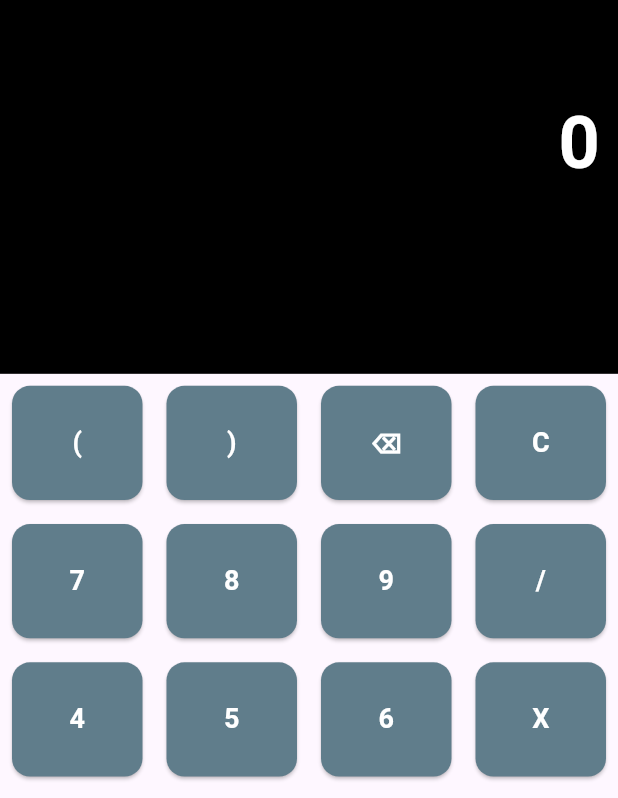
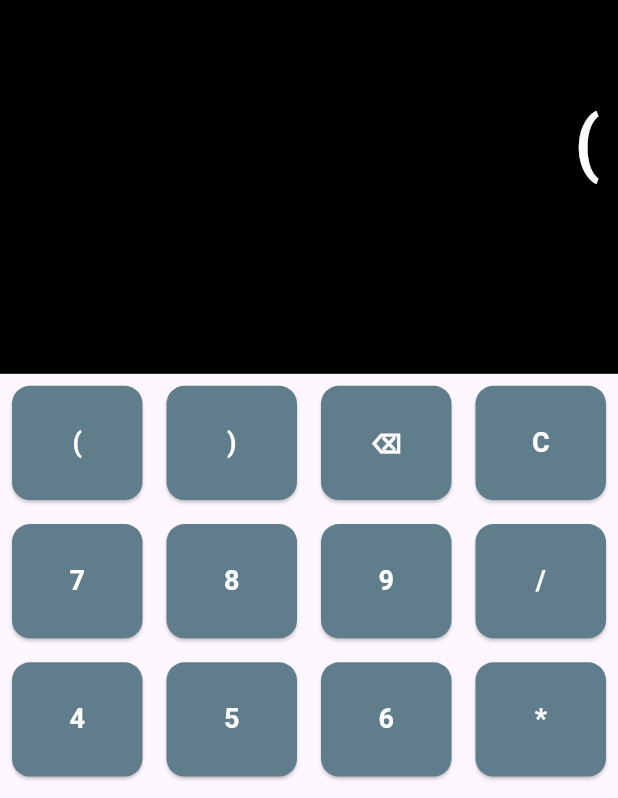
Before and after one commit to sadaquat2305/simple_calculator, a Flutter app: the screen it shows after launch, after a tap on an icon or button, on a phone screen of 412 x 824 dp. Shown: the part 171-969 px from the top of the screen. Run offline on Flutter 3.47's test engine with Material 3 defaults, Android fonts, the phone set to English and light mode, and no system bars; our stand-ins replace bloc, flutter_bloc, math_expressions; missing offline and left inert: dart:html.

Commit message:
functionality implemented

```diff
--- a/lib/presentation/widgets/calculator_button_grid.dart
+++ b/lib/presentation/widgets/calculator_button_grid.dart
@@ -1,3 +1,5 @@
+import 'dart:html';
+
 import 'package:flutter/material.dart';
 import 'package:flutter_bloc/flutter_bloc.dart';
 
@@ -25,7 +27,15 @@ class CalculatorButton extends StatelessWidget {
                         12)) // Use CircleBorder for circular shape
                 ),
             onPressed: () {
-              // Handle button press
+              if (label == 'C') {
+                context.read<CalculatorBloc>().add(ClearAllEvent());
+              } else if (label == '⌫') {
+                context.read<CalculatorBloc>().add(BackSpaceEvent());
+              } else if (label == '=') {
+                context.read<CalculatorBloc>().add(EqualOperation());
+              } else {
+                context.read<CalculatorBloc>().add(AppendCharacterEvent(label));
+              }
             },
             child: Text(
               label,
--- a/lib/presentation/widgets/calculator_display.dart
+++ b/lib/presentation/widgets/calculator_display.dart
@@ -18,7 +18,7 @@ class CalculatorDisplay extends StatelessWidget {
         padding: EdgeInsets.symmetric(horizontal: 12, vertical: 24),
         child: Text(
           displayText,
-          style: TextStyle(
+          style: const TextStyle(
             color: Colors.white,
             fontSize: 48,
             fontWeight: FontWeight.bold,
--- a/lib/presentation/widgets/calculator_keyboard.dart
+++ b/lib/presentation/widgets/calculator_keyboard.dart
@@ -11,9 +11,11 @@ class CalculatorKeyboar extends StatelessWidget {
         children: [
           Expanded(
               child: Container(
-            child: Row(
+            child: const Row(
               children: [
-                CalculatorButton(label: '('),
+                CalculatorButton(
+                  label: '(',
+                ),
                 CalculatorButton(label: ')'),
                 CalculatorButton(label: '⌫'),
                 CalculatorButton(label: 'C')
@@ -22,7 +24,7 @@ class CalculatorKeyboar extends StatelessWidget {
           )),
           Expanded(
               child: Container(
-            child: Row(
+            child: const Row(
               children: [
                 CalculatorButton(label: '7'),
                 CalculatorButton(label: '8'),
@@ -33,18 +35,18 @@ class CalculatorKeyboar extends StatelessWidget {
           )),
           Expanded(
               child: Container(
-            child: Row(
+            child: const Row(
               children: [
                 CalculatorButton(label: '4'),
                 CalculatorButton(label: '5'),
                 CalculatorButton(label: '6'),
-                CalculatorButton(label: 'X')
+                CalculatorButton(label: '*')
               ],
             ),
           )),
           Expanded(
               child: Container(
-            child: Row(
+            child: const Row(
               children: [
                 CalculatorButton(label: '1'),
                 CalculatorButton(label: '2'),
@@ -55,7 +57,7 @@ class CalculatorKeyboar extends StatelessWidget {
           )),
           Expanded(
               child: Container(
-            child: Row(
+            child: const Row(
               children: [
                 CalculatorButton(label: '.'),
                 CalculatorButton(label: '0'),
```
